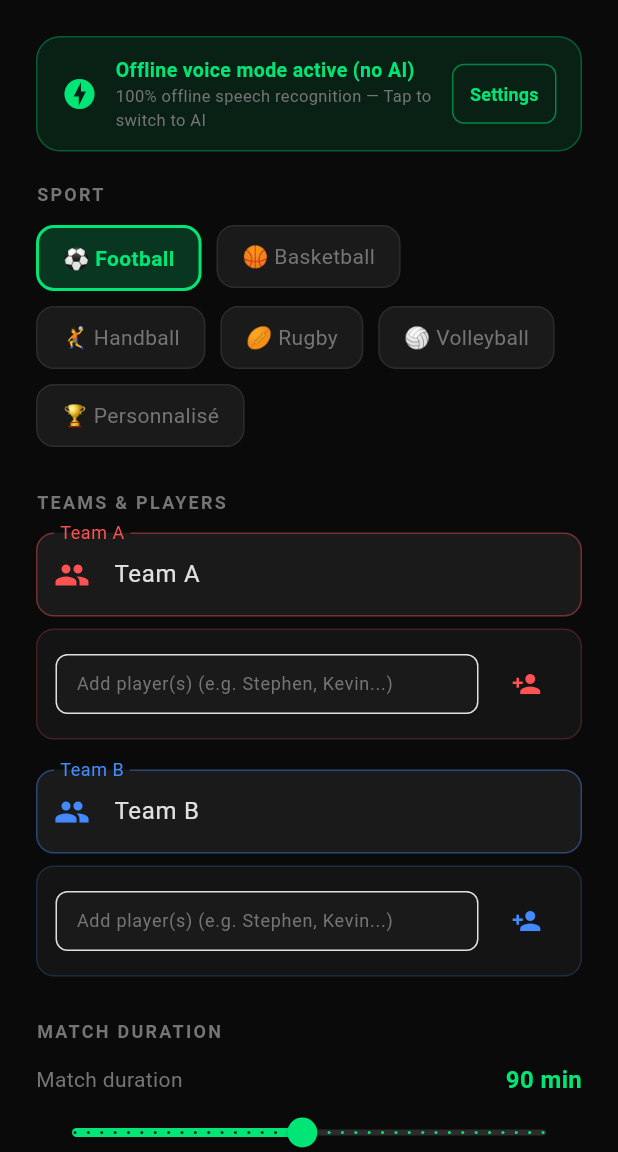
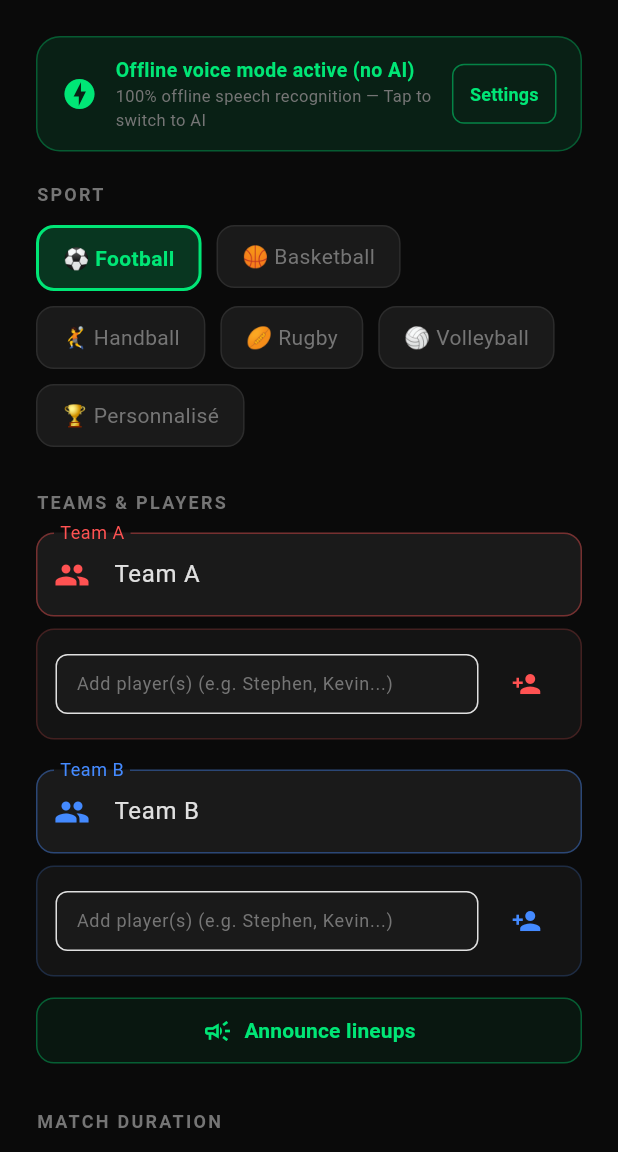
Before and after one commit to GadgoodLas/scoreBot, a Flutter app: the screen it shows after launch, on a phone screen of 412 x 824 dp, the part 84-1236 px from its top. Run offline on Flutter 3.47's test engine with Material 3 defaults, Android fonts, the phone set to English and light mode, and no system bars; our stand-ins replace equatable, flutter_dotenv, flutter_tts, get_it, hive_flutter, share_plus and 1 more; missing offline and left inert: record; accounts and stored records are empty.

Commit message:
feat: add manual vocal lineup announcement button on phone and watch

```diff
--- a/lib/l10n/app_en.arb
+++ b/lib/l10n/app_en.arb
@@ -140,5 +140,8 @@
   "matchEndAlertMessage": "Match duration completed. Would you like to end the match?",
   "takeBreak": "Take a break",
   "finishMatch": "Finish match",
-  "continuePlaying": "Keep playing"
+  "continuePlaying": "Keep playing",
+  "announceLineups": "Announce lineups",
+  "announceLineupsShort": "Announce lineups",
+  "stopAnnouncement": "Stop announcement"
 }
--- a/lib/l10n/app_fr.arb
+++ b/lib/l10n/app_fr.arb
@@ -99,5 +99,8 @@
   "matchEndAlertMessage": "La durée du match est terminée. Voulez-vous terminer le match ?",
   "takeBreak": "Faire la pause",
   "finishMatch": "Terminer le match",
-  "continuePlaying": "Continuer à jouer"
+  "continuePlaying": "Continuer à jouer",
+  "announceLineups": "Annoncer les compositions",
+  "announceLineupsShort": "Annoncer compos",
+  "stopAnnouncement": "Arrêter l''annonce"
 }
--- a/lib/main.dart
+++ b/lib/main.dart
@@ -106,6 +106,7 @@ class _ScoreBotAppState extends State<ScoreBotApp> {
           builder: (_) => _WatchOrPhoneSetupView(
             viewModel: SetupViewModel(
               matchRepository: sl<MatchRepository>(),
+              ttsService: sl<TtsService>(),
             ),
           ),
         ),
--- a/lib/ui/features/setup/views/setup_view.dart
+++ b/lib/ui/features/setup/views/setup_view.dart
@@ -229,6 +229,11 @@ class _SetupViewState extends State<SetupView> {
                   players: widget.viewModel.teamBPlayers,
                   onAddPlayer: widget.viewModel.addPlayerToTeamB,
                   onRemovePlayer: widget.viewModel.removePlayerFromTeamB,
+                ),
+                const SizedBox(height: 12),
+                _LineupAnnouncementButton(
+                  viewModel: widget.viewModel,
+                  sportLabel: widget.viewModel.selectedSport.label,
                 ),
                 const SizedBox(height: 28),
 
@@ -765,3 +770,52 @@ class _AiStatusCard extends StatelessWidget {
     );
   }
 }
+
+/// Bouton pour déclencher ou interrompre l'annonce vocale des compositions d'équipes.
+class _LineupAnnouncementButton extends StatelessWidget {
+  const _LineupAnnouncementButton({
+    required this.viewModel,
+    required this.sportLabel,
+  });
+
+  final SetupViewModel viewModel;
+  final String sportLabel;
+
+  @override
+  Widget build(BuildContext context) {
+    final l10n = AppLocalizations.of(context)!;
+    final isAnnouncing = viewModel.isAnnouncingLineup;
+    final primaryColor = isAnnouncing ? Colors.amberAccent : AppTheme.primary;
+
+    return OutlinedButton.icon(
+      onPressed: () => viewModel.toggleLineupAnnouncement(
+        sportLabel: sportLabel,
+        languageCode: Localizations.localeOf(context).languageCode,
+      ),
+      icon: Icon(
+        isAnnouncing ? Icons.stop_circle_outlined : Icons.campaign_outlined,
+        color: primaryColor,
+        size: 20,
+      ),
+      label: Text(
+        isAnnouncing ? l10n.stopAnnouncement : l10n.announceLineups,
+        style: TextStyle(
+          color: primaryColor,
+          fontWeight: FontWeight.bold,
+          fontSize: 14,
+        ),
+      ),
+      style: OutlinedButton.styleFrom(
+        backgroundColor: primaryColor.withValues(alpha: isAnnouncing ? 0.15 : 0.06),
+        side: BorderSide(
+          color: primaryColor.withValues(alpha: isAnnouncing ? 0.8 : 0.35),
+          width: isAnnouncing ? 1.5 : 1,
+        ),
+        padding: const EdgeInsets.symmetric(vertical: 12, horizontal: 16),
+        shape: RoundedRectangleBorder(
+          borderRadius: BorderRadius.circular(12),
+        ),
+      ),
+    );
+  }
+}
```
Also changed, not shown: lib/data/services/tts_service.dart (+16 -0 lines), lib/ui/features/setup/view_models/setup_view_model.dart (+90 -2 lines), lib/ui/features/setup/views/setup_watch_view.dart (+66 -1 lines), lib/l10n/generated/app_localizations.dart, lib/l10n/generated/app_localizations_en.dart, lib/l10n/generated/app_localizations_fr.dart, 1 other file.
